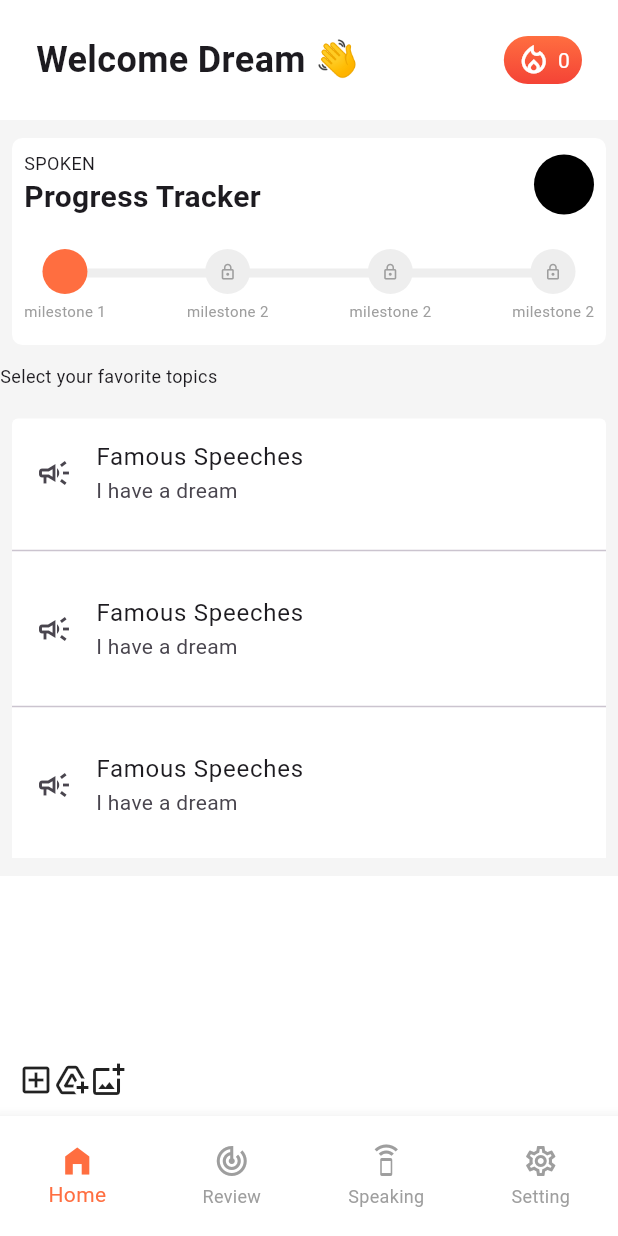
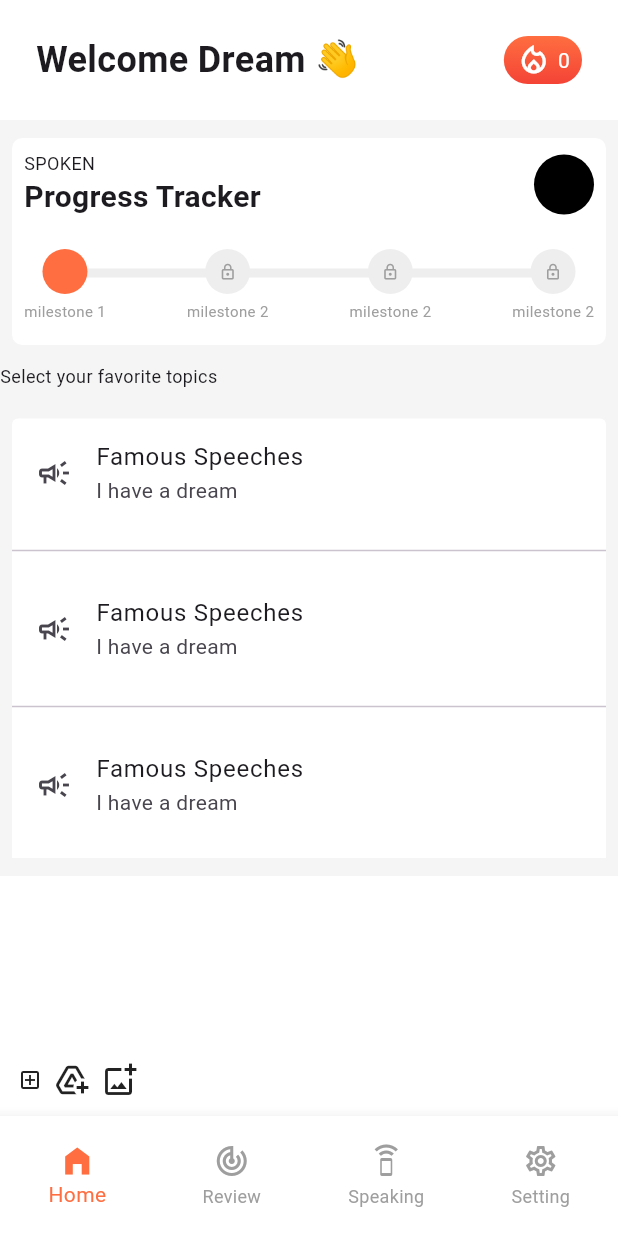
Before and after one commit to JAICHANGPARK/flutter_notebook_chapter_42, a Flutter app: the LanguageLearningHomePage screen opened directly, on a phone screen of 412 x 824 dp. Run offline on Flutter 3.47's test engine with Material 3 defaults, Android fonts, the phone set to English and light mode, and no system bars; our stand-ins replace date_picker_timeline, gap, hugeicons.

Commit message:
Update lla_home_page.dart

```diff
--- a/lib/ep2148_language_learning_app/views/lla_home_page.dart
+++ b/lib/ep2148_language_learning_app/views/lla_home_page.dart
@@ -304,13 +304,15 @@ class _LanguageLearningHomePageState extends State<LanguageLearningHomePage> {
               ),
               padding: EdgeInsets.all(12),
               child: Column(
+
                 children: [
                   Expanded(
                     child: Row(),
                   ),
                   Row(
+                    spacing: 8,
                     children: [
-                      Icon(Icons.add_box_outlined),
+                      Icon(Icons.add_box_outlined,size: 16,),
                       Icon(Icons.add_to_drive),
                       Icon(Icons.add_photo_alternate_outlined),
                     ],
```
